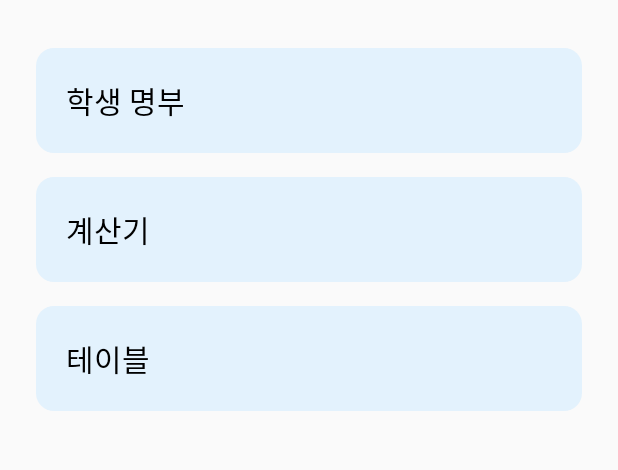
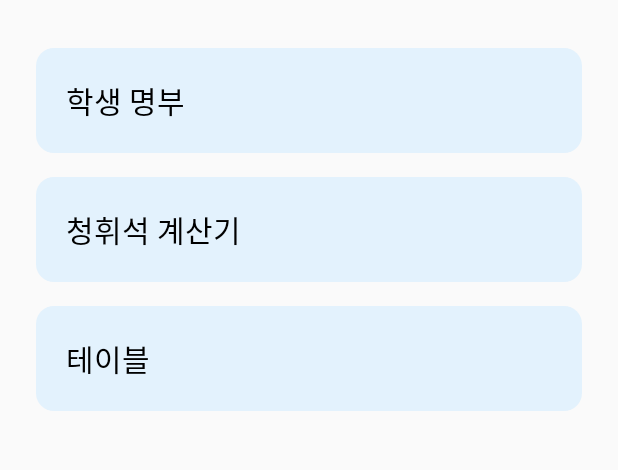
Before and after one commit to jungjae0821/ProjectArchive, an Android app built with Jetpack Compose: the screen it shows after launch (MainActivity), on a phone screen of 412 x 824 dp, the part 73-543 px from its top. Run offline under Robolectric (Android 15) with nearby library versions, the phone set to English and light mode, and no system bars.

Commit message:
기초공사중

```diff
--- a/app/src/main/java/com/example/projectarchive/MainActivity.kt
+++ b/app/src/main/java/com/example/projectarchive/MainActivity.kt
@@ -47,7 +47,7 @@ fun MainMenuScreen() {
         MenuCard("학생 명부") { context.startActivity(Intent(context, StudentListActivity::class.java)) }
 
         // 기존 버튼들 유지
-        MenuCard("계산기") { context.startActivity(Intent(context, CalculatorActivity::class.java)) }
+        MenuCard("청휘석 계산기") { context.startActivity(Intent(context, CalculatorActivity::class.java)) }
         MenuCard("테이블") { context.startActivity(Intent(context, TableActivity::class.java)) }
     }
 }
```
